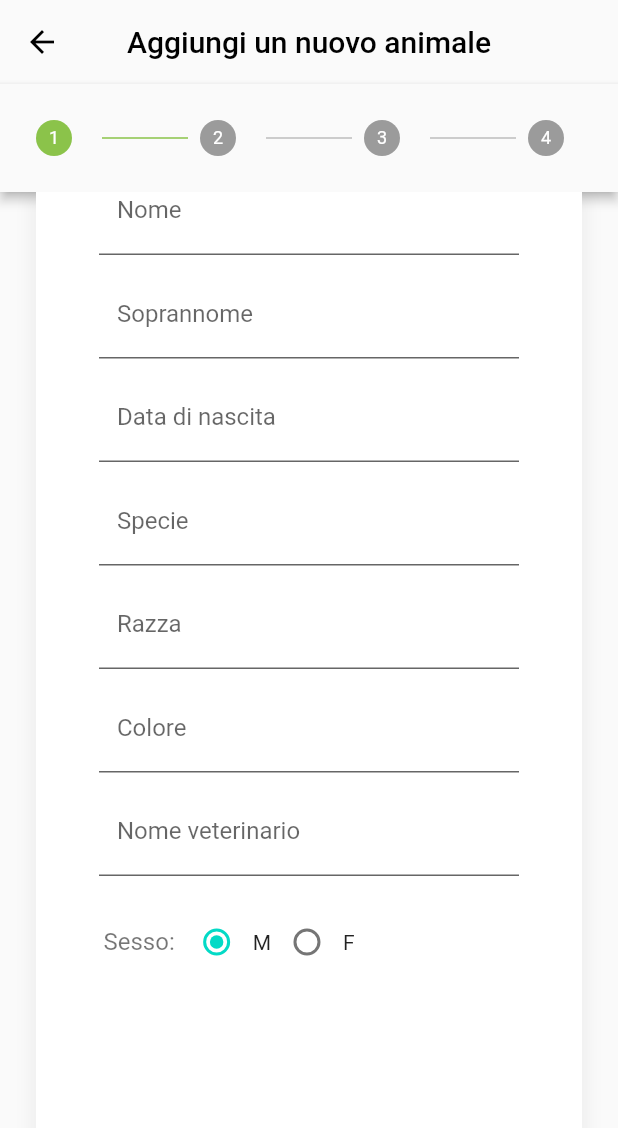
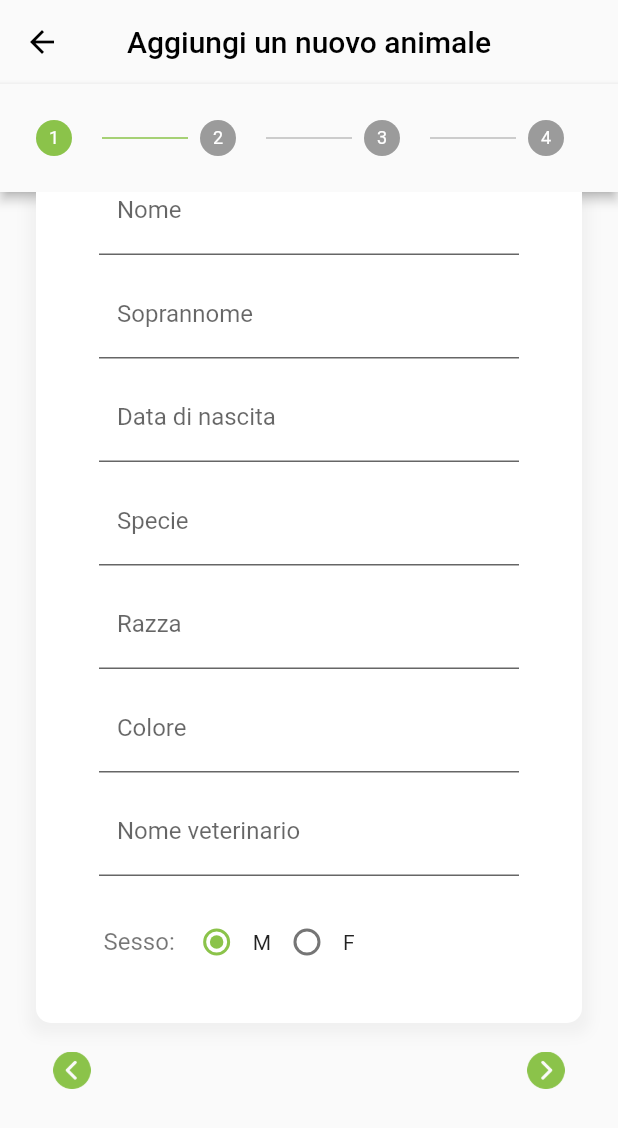
Before and after one commit to simoneauriemma/Pet-360, a Flutter app: the NavigatorAdd screen opened directly, scrolled down 220 dp, on a phone screen of 412 x 824 dp. Shown: the top 1128 px of the screen. Run offline on Flutter 3.47's test engine with Material 2 defaults, Android fonts, the phone set to English and light mode, and no system bars; our stand-ins replace camera, cloud_firestore, curved_navigation_bar, firebase_auth, firebase_core, firebase_database and 11 more; missing offline and left inert: tflite; accounts and stored records are empty; project files that could hold a hidden picture were left out.

Commit message:
Update navigator_add.dart

```diff
--- a/lib/screens/navigator_add.dart
+++ b/lib/screens/navigator_add.dart
@@ -165,7 +165,7 @@ class _addInfoState extends State<NavigatorAdd> {
               Container(
                   padding: EdgeInsets.only(top: 20),
                   width: MediaQuery.of(context).size.width / 1.1,
-                  height: MediaQuery.of(context).size.height * 1.1,
+                  height: 750,
                   //sfondo con sfocatura
                   decoration: BoxDecoration(
                     color: Colors.white,
@@ -404,6 +404,7 @@ class _addInfoState extends State<NavigatorAdd> {
                                 TextStyle(fontSize: 16, color: Colors.black54),
                           ),
                           Radio(
+                            activeColor: Colors.lightGreen,
                             value: 1,
                             groupValue: _value,
                             onChanged: (value) {
@@ -414,6 +415,7 @@ class _addInfoState extends State<NavigatorAdd> {
                           ),
                           Text("M"),
                           Radio(
+                            activeColor: Colors.lightGreen,
                             value: 2,
                             groupValue: _value,
                             onChanged: (value) {
@@ -989,7 +991,7 @@ class _addInfoState extends State<NavigatorAdd> {
                 //TITOLO
                 Container(
                   width: MediaQuery.of(context).size.width / 1.1,
-                  height: MediaQuery.of(context).size.height * 0.56,
+                  height: 400,
                   decoration: BoxDecoration(
                     color: Colors.white,
                     borderRadius: const BorderRadius.only(
```
